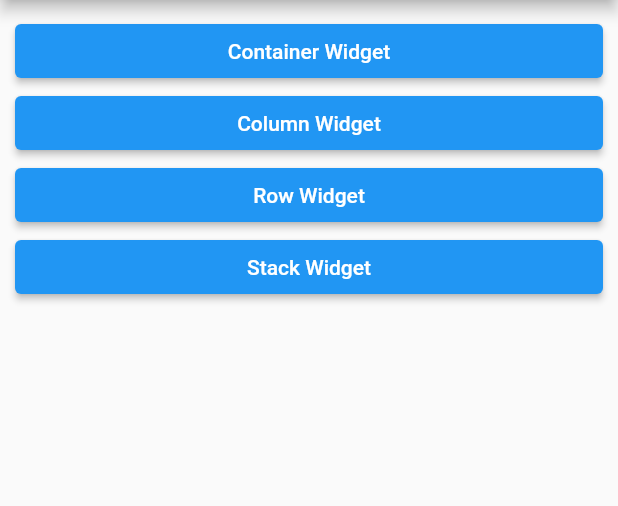
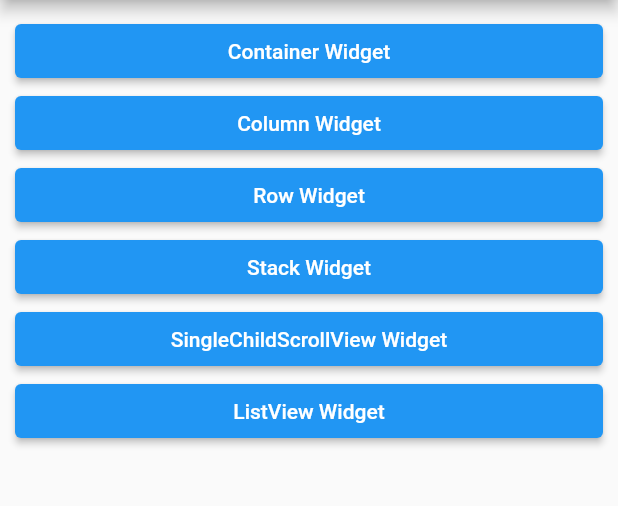
Before and after one commit to codewhite7777/flutter_study01, a Flutter app: the screen it shows after launch, on a phone screen of 412 x 824 dp, the part 84-590 px from its top. Run offline on Flutter 3.47's test engine with Material 2 defaults, Android fonts, the phone set to English and light mode, and no system bars.

Commit message:
feat: SingleChildScrollView, ListView

```diff
--- a/basic_widgets/lib/main.dart
+++ b/basic_widgets/lib/main.dart
@@ -72,6 +72,46 @@ class MyApp extends StatelessWidget {
                 ],
               ),
             ),
+        '/singlechildscrollview': (BuildContext) => DefaultLayoutScreen(
+              appbarTitle: 'SingleChildScroll',
+              child: SingleChildScrollView(
+                child: ListBody(
+                  children: [
+                    ...List.generate(
+                      100,
+                      (index) => ListTile(
+                        title: Text('$index'),
+                      ),
+                    ).toList(),
+                  ],
+                ),
+              ),
+            ),
+        '/listview': (BuildContext) => DefaultLayoutScreen(
+              appbarTitle: 'ListView',
+              child: ListView(
+                children: [
+                  ListTile(
+                    title: Text('Home'),
+                    leading: Icon(Icons.home),
+                    trailing: Icon(Icons.navigate_next),
+                    onTap: () {},
+                  ),
+                  ListTile(
+                    title: Text('Event'),
+                    leading: Icon(Icons.event),
+                    trailing: Icon(Icons.navigate_next),
+                    onTap: () {},
+                  ),
+                  ListTile(
+                    title: Text('Camera'),
+                    leading: Icon(Icons.camera),
+                    trailing: Icon(Icons.navigate_next),
+                    onTap: () {},
+                  ),
+                ],
+              ),
+            ),
       },
     );
   }
--- a/basic_widgets/lib/screens/main_screen.dart
+++ b/basic_widgets/lib/screens/main_screen.dart
@@ -36,6 +36,18 @@ class MainScreen extends StatelessWidget {
             },
             child: Text('Stack Widget'),
           ),
+          ElevatedButton(
+            onPressed: () {
+              Navigator.of(context).pushNamed('/singlechildscrollview');
+            },
+            child: Text('SingleChildScrollView Widget'),
+          ),
+          ElevatedButton(
+            onPressed: () {
+              Navigator.of(context).pushNamed('/listview');
+            },
+            child: Text('ListView Widget'),
+          ),
         ],
       ),
     );
```
